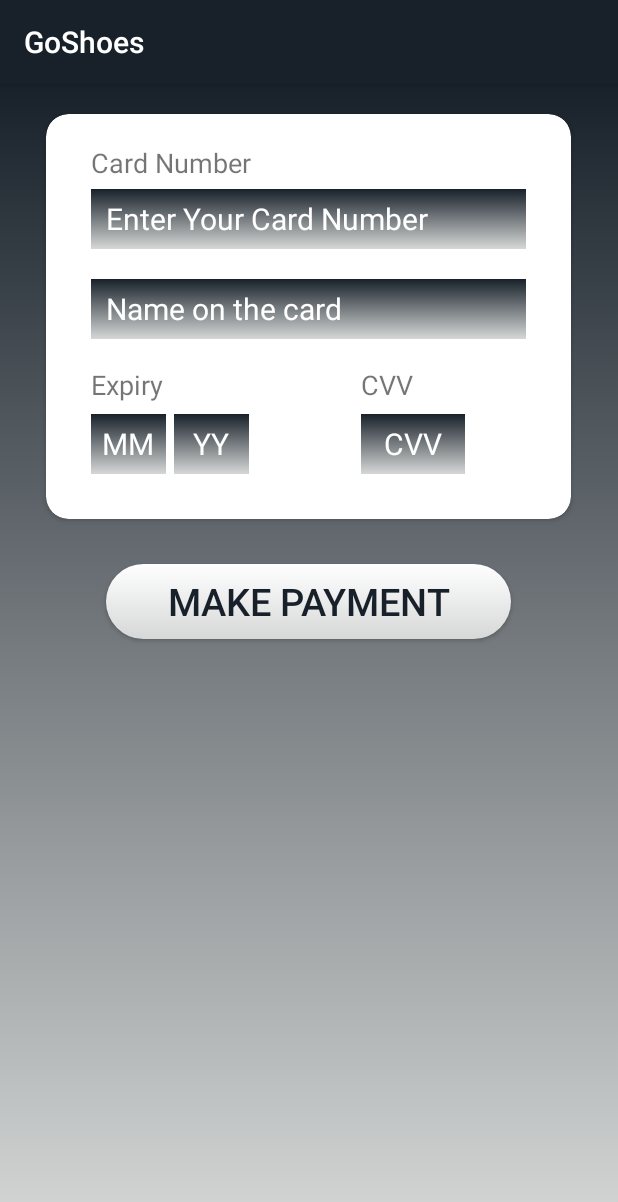
After one commit to tejaspatel083/Shoes_Project, an Android app: the Payment screen opened directly, with no data from a screen before it, on a phone screen of 412 x 824 dp. The commit adds this screen. Shown: the top 1202 px of the screen. Run offline under Robolectric (Android 15) with nearby library versions, the phone set to English and light mode, and no system bars; our stand-ins replace Firebase (no records; nobody signed in at launch, a user with empty details on screens opened directly).

Commit message:
Part-4 is done

```diff
--- a/app/src/main/java/com/example/goshoes/MainActivity.java
+++ b/app/src/main/java/com/example/goshoes/MainActivity.java
@@ -96,7 +96,8 @@ public class MainActivity extends AppCompatActivity {
                     progressDialog.setMessage("Logging in...");
                     progressDialog.show();
                     email.setError(null);
-                    password.setError(null);Toast toast = Toast.makeText(MainActivity.this,"Login Successful",Toast.LENGTH_LONG);
+                    password.setError(null);
+                    Toast toast = Toast.makeText(MainActivity.this,"Login Successful",Toast.LENGTH_LONG);
                     toast.setGravity(Gravity.BOTTOM|Gravity.CENTER_HORIZONTAL, 0, 0);
                     toast.show();
                     Intent intent = new Intent(MainActivity.this,HomePage.class);
--- /dev/null
+++ b/app/src/main/java/com/example/goshoes/Payment.java
@@ -0,0 +1,74 @@
+package com.example.goshoes;
+
+import androidx.appcompat.app.AppCompatActivity;
+
+import android.content.Context;
+import android.content.Intent;
+import android.os.Bundle;
+import android.os.Vibrator;
+import android.view.Gravity;
+import android.view.View;
+import android.widget.Button;
+import android.widget.EditText;
+import android.widget.Toast;
+
+import com.google.firebase.database.DatabaseReference;
+import com.google.firebase.database.FirebaseDatabase;
+
+public class Payment extends AppCompatActivity {
+
+    Button payContinue;
+    EditText cardname,cardno,mm,yy,cvv;
+
+    @Override
+    protected void onCreate(Bundle savedInstanceState) {
+        super.onCreate(savedInstanceState);
+        setContentView(R.layout.activity_payment);
+
+        cardname = findViewById(R.id.card_name);
+        cardno = findViewById(R.id.card_number);
+        mm = findViewById(R.id.expiry_month);
+        yy = findViewById(R.id.expiry_year);
+
+        payContinue = findViewById(R.id.make_payment);
+
+        Intent intent = getIntent();
+        final String received_Name =  intent.getStringExtra("shoe_name");
+        final int received_Image = intent.getIntExtra("shoe_image",0);
+        final String received_Price =  intent.getStringExtra("shoe_price");
+
+
+        payContinue.setOnClickListener(new View.OnClickListener() {
+            @Override
+            public void onClick(View v) {
+
+                Vibrator vb = (Vibrator)   getSystemService(Context.VIBRATOR_SERVICE);
+                vb.vibrate(20);
+
+                Intent intent = new Intent(Payment.this,PayConfirm.class);
+                intent.putExtra("shoe_name",received_Name);
+                intent.putExtra("shoe_image",received_Image);
+                intent.putExtra("shoe_price",received_Price);
+                startActivity(intent);
+                /*
+
+                if (cardno.getText().toString().trim().length() == 0 || cardname.getText().toString().trim().length() == 0 || mm.getText().toString().trim().length() == 0 || yy.getText().toString().trim().length() == 0 || cvv.getText().toString().trim().length() == 0 )
+                {
+                    Toast toast = Toast.makeText(Payment.this,"Enter All Details",Toast.LENGTH_LONG);
+                    toast.setGravity(Gravity.BOTTOM|Gravity.CENTER_HORIZONTAL, 0, 0);
+                    toast.show();
+                }
+                else
+                {
+                    Intent intent = new Intent(Payment.this,PayConfirm.class);
+                    intent.putExtra("shoe_name",received_Name);
+                    intent.putExtra("shoe_image",received_Image);
+                    intent.putExtra("shoe_price",received_Price);
+                    startActivity(intent);
+                }
+
+                 */
+            }
+        });
+    }
+}
--- a/app/src/main/res/layout/activity_my_cart_page.xml
+++ b/app/src/main/res/layout/activity_my_cart_page.xml
@@ -110,7 +110,7 @@
         android:id="@+id/checkout"
         android:background="@drawable/button_background"
         android:text="Checkout"
-        android:textSize="30dp"
+        android:textSize="25dp"
         android:textColor="#18212A"
         android:layout_centerHorizontal="true"
         android:layout_marginTop="260dp"/>
--- /dev/null
+++ b/app/src/main/res/layout/activity_payment.xml
@@ -0,0 +1,131 @@
+<?xml version="1.0" encoding="utf-8"?>
+<RelativeLayout xmlns:android="http://schemas.android.com/apk/res/android"
+    xmlns:app="http://schemas.android.com/apk/res-auto"
+    xmlns:tools="http://schemas.android.com/tools"
+    android:layout_width="match_parent"
+    android:layout_height="match_parent"
+    android:background="@drawable/gradient"
+    tools:context=".Payment">
+
+    <androidx.cardview.widget.CardView
+        android:layout_width="350dp"
+        android:layout_height="270dp"
+        android:layout_margin="20dp"
+        android:layout_centerHorizontal="true"
+        android:layout_marginTop="25dp"
+        app:cardCornerRadius="15dp"
+        app:cardElevation="2dp">
+
+        <TextView
+            android:layout_width="wrap_content"
+            android:layout_height="wrap_content"
+            android:text="Card Number"
+            android:textSize="18dp"
+            android:layout_marginTop="20dp"
+            android:layout_marginLeft="30dp"/>
+
+        <EditText
+            android:layout_width="290dp"
+            android:layout_height="40dp"
+            android:id="@+id/card_number"
+            android:hint="Enter Your Card Number"
+            android:layout_marginLeft="30dp"
+            android:layout_marginTop="50dp"
+            android:textSize="20dp"
+            android:textColor="#ffffff"
+            android:textColorHint="#ffffff"
+            android:paddingLeft="10dp"
+            android:maxLength="16"
+            android:background="@drawable/gradient"/>
+
+        <EditText
+            android:layout_width="290dp"
+            android:layout_height="40dp"
+            android:id="@+id/card_name"
+            android:hint="Name on the card"
+            android:layout_marginLeft="30dp"
+            android:layout_marginTop="110dp"
+            android:textSize="20dp"
+            android:textColor="#ffffff"
+            android:textColorHint="#ffffff"
+            android:paddingLeft="10dp"
+            android:inputType="textPersonName"
+            android:background="@drawable/gradient"/>
+
+        <TextView
+            android:layout_width="wrap_content"
+            android:layout_height="wrap_content"
+            android:text="Expiry"
+            android:textSize="18dp"
+            android:layout_marginTop="168dp"
+            android:layout_marginLeft="30dp"/>
+
+        <EditText
+            android:layout_width="50dp"
+            android:layout_height="40dp"
+            android:id="@+id/expiry_month"
+            android:hint="MM"
+            android:layout_marginLeft="30dp"
+            android:layout_marginTop="200dp"
+            android:textSize="20dp"
+            android:gravity="center"
+            android:textColor="#ffffff"
+            android:textColorHint="#ffffff"
+            android:maxLength="2"
+            android:inputType="number"
+            android:background="@drawable/gradient"/>
+
+        <EditText
+            android:layout_width="50dp"
+            android:layout_height="40dp"
+            android:id="@+id/expiry_year"
+            android:hint="YY"
+            android:gravity="center"
+            android:layout_marginLeft="85dp"
+            android:layout_marginTop="200dp"
+            android:textSize="20dp"
+            android:textColor="#ffffff"
+            android:textColorHint="#ffffff"
+            android:maxLength="2"
+            android:inputType="number"
+            android:background="@drawable/gradient"/>
+
+        <TextView
+            android:layout_width="wrap_content"
+            android:layout_height="wrap_content"
+            android:text="CVV"
+            android:textSize="18dp"
+            android:layout_marginTop="168dp"
+            android:layout_marginLeft="210dp"/>
+
+        <EditText
+            android:layout_width="wrap_content"
+            android:layout_height="40dp"
+            android:id="@+id/cvv_number"
+            android:hint="CVV"
+            android:gravity="center"
+            android:layout_marginLeft="210dp"
+            android:layout_marginTop="200dp"
+            android:textSize="20dp"
+            android:textColor="#ffffff"
+            android:textColorHint="#ffffff"
+            android:paddingLeft="15dp"
+            android:paddingRight="15dp"
+            android:inputType="number"
+            android:maxLength="3"
+            android:background="@drawable/gradient"/>
+
+    </androidx.cardview.widget.CardView>
+
+    <Button
+        android:id="@+id/make_payment"
+        android:layout_width="270dp"
+        android:layout_height="50dp"
+        android:text="Make Payment"
+        android:textSize="25dp"
+        android:textColor="#18212A"
+        android:background="@drawable/button_background"
+        android:layout_centerHorizontal="true"
+        android:layout_marginTop="320dp"/>
+
+</RelativeLayout>
```
Also changed, not shown: app/src/main/AndroidManifest.xml (+5 -3 lines), app/src/main/java/com/example/goshoes/MyCartPage.java (+14 -1 lines), app/src/main/java/com/example/goshoes/PayConfirm.java (added, +54 -0 lines), app/src/main/java/com/example/goshoes/PaymentOptions.java (added, +56 -0 lines), app/src/main/res/layout/activity_pay_confirm.xml (added, +84 -0 lines), app/src/main/res/layout/activity_payment_options.xml (added, +64 -0 lines).
